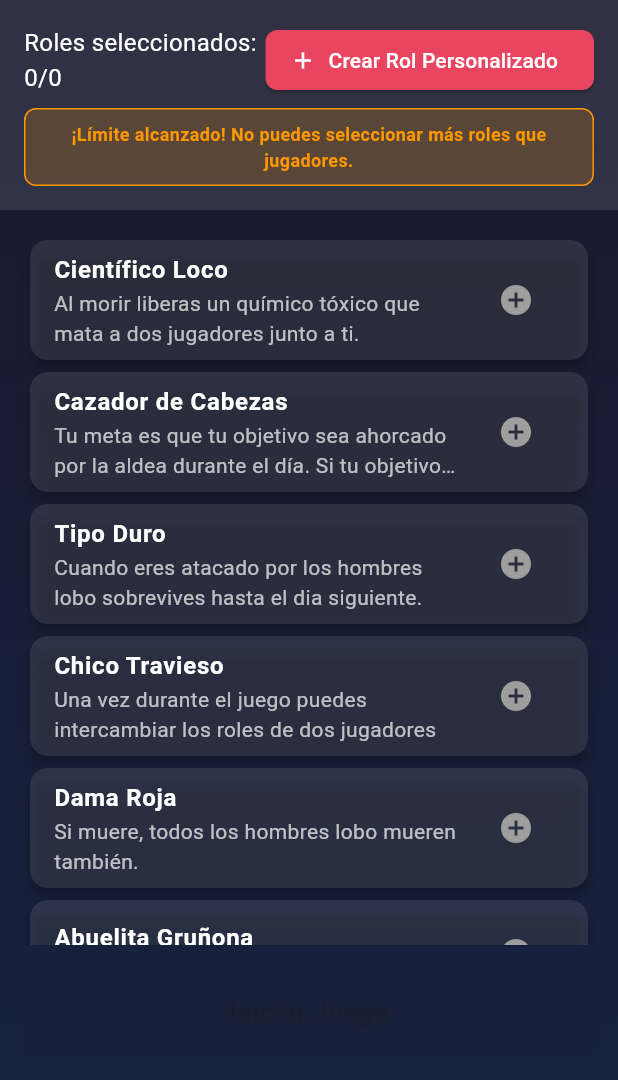
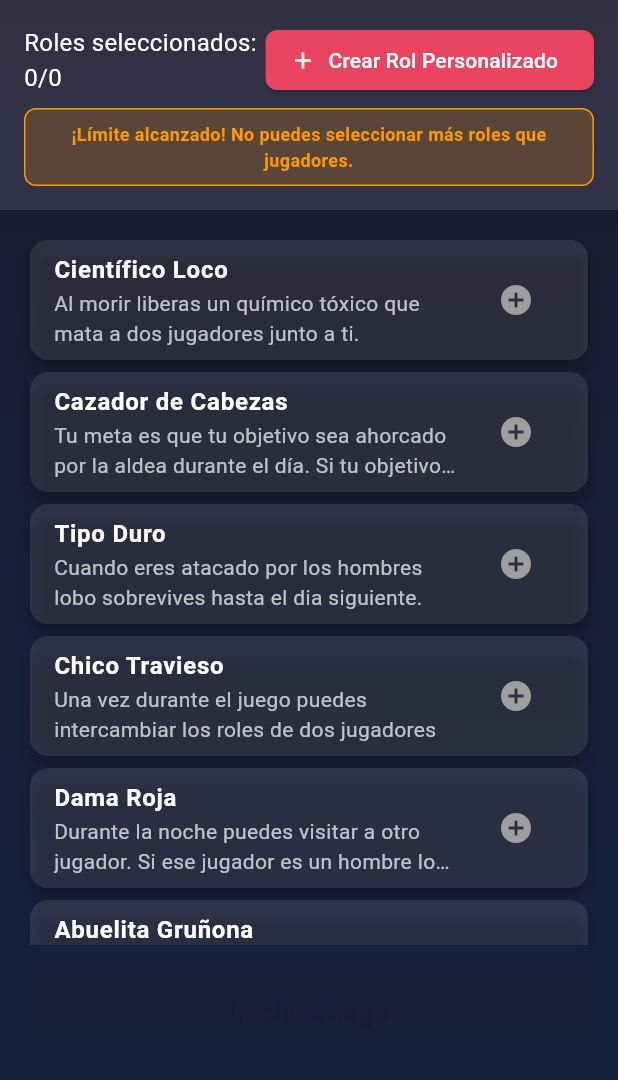
Before and after one commit to dacvazquez/hombre_lobo, a Flutter app: the SelectRolesScreen screen opened directly, tab 3 chosen, on a phone screen of 412 x 824 dp, the part 156-1236 px from its top. Run offline on Flutter 3.47's test engine with Material 3 defaults, Android fonts, the phone set to English and light mode, and no system bars; our stand-ins replace image_picker, shared_preferences; accounts and stored records are empty.

Commit message:
arregladas descripciones de roles abuelita gruñona y dama roja

```diff
--- a/lib/models/roles_data.dart
+++ b/lib/models/roles_data.dart
@@ -9,7 +9,7 @@ class RolesData {
         name: 'Hombre Lobo',
         description: 'Te despierta por la noche para elegir a una víctima a la que matar junto a tus colegas hombre lobo. Durante el día intentas hacerte pasar por un aldeano para que no te maten. Debe eliminar a todos los aldeanos para ganar.',
         category: RoleCategory.principal,
-        specialAbility: 'Puede elegir una víctima cada noche',
+        specialAbility: 'Auuuuuuuuu',
       ),
       Role(
         id: 'aldeano',
@@ -22,28 +22,28 @@ class RolesData {
         name: 'Vidente',
         description: 'Puedes descubrir la identidad (rol) de un jugador cada noche.',
         category: RoleCategory.principal,
-        specialAbility: 'Puede investigar a un jugador por noche',
+        specialAbility: 'Veo veo',
       ),
       Role(
         id: 'doctor',
         name: 'Doctor',
         description: 'Puedes salvar a un jugador de la muerte una vez por noche. No se puede proteger al mismo jugador dos noches seguidas',
         category: RoleCategory.principal,
-        specialAbility: 'Puede proteger a un jugador por noche',
+        specialAbility: 'Dame gracias papi',
       ),
       Role(
         id: 'vengador',
         name: 'Vengador',
         description: 'Si mueres, puedes eliminar a un jugador cualquiera antes de morir.',
         category: RoleCategory.principal,
-        specialAbility: 'Puede vengarse al morir',
+        specialAbility: 'Alahu Akbar!!',
       ),
       Role(
         id: 'bruja',
         name: 'Bruja',
         description: 'Tienes una poción de vida y una de muerte. Puedes usarlas una vez cada una. La pocición de vida salva a otro jugador de morir a manos de los hombres lobo y la de muerte mata a otro jugador',
         category: RoleCategory.principal,
-        specialAbility: 'Tiene pociones de vida y muerte',
+        specialAbility: 'Red||Black',
       ),
 
       // Aldeanos Felices
@@ -52,56 +52,56 @@ class RolesData {
         name: 'Aprendiz del Vidente',
         description: 'Si el vidente muere, tomas su lugar y te convierte en vidente.',
         category: RoleCategory.aldeanoFeliz,
-        specialAbility: 'Se convierte en vidente si el vidente muere',
+        specialAbility: 'Aprendi del mejor',
       ),
       Role(
         id: 'pacifista',
         name: 'Pacifista',
         description: 'Una vez por juego puedes revelar el rol de un jugador a todos los participantes y evitar que voten ese día. Perteneces al equipo de la aldea.',
         category: RoleCategory.aldeanoFeliz,
-        specialAbility: 'Revela un rol y evita la votación de ese día',
+        specialAbility: 'Algun problema?',
       ),
       Role(
         id: 'sacerdote',
         name: 'Sacerdote',
         description: 'Puedes echarle agua bendita a otro jugador. Si ese jugador es un hombre lobo, morirá. Si no lo es, tú moriras. Esta técnica solo se puede usar una vez',
         category: RoleCategory.aldeanoFeliz,
-        specialAbility: 'Puede matar al hombre lobo si logra encontrarlo, si no acierta muere él',
+        specialAbility: 'YOLO religioso',
       ),
       Role(
         id: 'alcalde',
         name: 'Alcalde',
         description: 'Si revelas tu rol a la aldea tu voto cuenta como dos votos.',
         category: RoleCategory.aldeanoFeliz,
-        specialAbility: 'Su voto vale doble si su rol es público',
+        specialAbility: 'Pinga en Mesa',
       ),
       Role(
         id: 'guardaespaldas',
         name: 'Guardaespaldas',
         description: 'Puedes proteger a un jugador cada noche. Si los hombres lobo intentan matar a ese jugador, mueres en su lugar',
         category: RoleCategory.aldeanoFeliz,
-        specialAbility: 'Puede proteger cada noche',
+        specialAbility: 'Tankeo',
       ),
       Role(
         id: 'detective',
         name: 'Detective',
         description: 'Cada noche puedes seleccionar a dos jugadores para ver si pertenecen al mismo equipo.',
         category: RoleCategory.aldeanoFeliz,
-        specialAbility: 'Puede verificar que 2 jugadores sean del mismo bando',
+        specialAbility: 'Gay radar',
       ),
       Role(
         id: 'hombre_sabio',
         name: 'Hombre Sabio',
         description: 'Los hombres lobo no pueden matarte por la noche',
         category: RoleCategory.aldeanoFeliz,
-        specialAbility: 'Inmune a ataques nocturnos',
+        specialAbility: 'Im Batman bitch',
       ),
       Role(
         id: 'vidente_aura',
         name: 'Vidente de Aura',
         description: 'Cada noche puedes averiguar si un jugador es un hombre lobo ',
         category: RoleCategory.aldeanoFeliz,
-        specialAbility: 'Puede ver auras',
+        specialAbility: 'Pendejismo',
       ),
       Role(
         id: 'principe_apuesto',
@@ -150,16 +150,16 @@ class RolesData {
       Role(
         id: 'dama_roja',
         name: 'Dama Roja',
-        description: 'Si muere, todos los hombres lobo mueren también.',
+        description: 'Durante la noche puedes visitar a otro jugador. Si ese jugador es un hombre lobo, o asesinado por uno, también mueres. Si los hombres lobo intentan matarte y estás visitando a otro jugador, sobrevives',
         category: RoleCategory.aldeanoEnojado,
-        specialAbility: 'Mata a todos los lobos al morir',
+        specialAbility: 'Pretty Woman',
       ),
       Role(
         id: 'abuelita_gruñona',
         name: 'Abuelita Gruñona',
-        description: 'Puede maldecir a un jugador cada noche.',
+        description: 'Cada noche eliges a un jugador que no podrá votar durante el día.',
         category: RoleCategory.aldeanoEnojado,
-        specialAbility: 'Puede maldecir',
+        specialAbility: 'Diazcanel Singao',
       ),
       Role(
         id: 'borracho',
--- a/lib/screens/rules_screen.dart
+++ b/lib/screens/rules_screen.dart
@@ -132,8 +132,8 @@ class RulesScreen extends StatelessWidget {
                       'Cazador de Cabezas - Tu meta es que tu objetivo sea ahorcado por la aldea. Si muere de otra manera te vuelves aldeano normal',
                       'Tipo Duro - Cuando eres atacado por los hombres lobo sobrevives hasta el día siguiente',
                       'Chico Travieso - Una vez durante el juego puedes intercambiar los roles de dos jugadores',
-                      'Dama Roja - Si muere, todos los hombres lobo mueren también',
-                      'Abuelita Gruñona - Puede maldecir a un jugador cada noche',
+                      'Dama Roja - Durante la noche puedes visitar a otro jugador. Si ese jugador es un hombre lobo, o asesinado por uno, también mueres. Si los hombres lobo intentan matarte y estás visitando a otro jugador, sobrevives',
+                      'Abuelita Gruñona - Cada noche eliges a un jugador que no podrá votar durante el día.',
                       'Borracho - No puedes hablar durante la partida porque estás ebrio',
                       'Mongo - Si la aldea intenta matarte durante el día, no mueres, pero pierdes tu derecho al voto',
                       'Pistolero - Tienes dos balas que puedes usar para matar a alguien. Los disparos son muy ruidosos',
```
Also changed, not shown: 1 other file.
